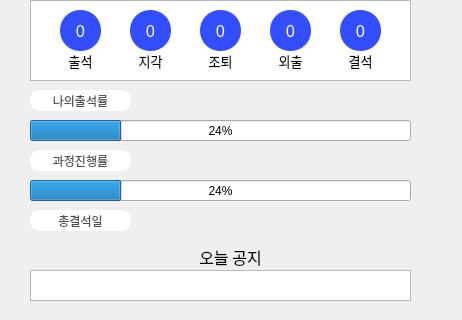
Old version of the form ui/main.ui in the repository dustn011/indivisual_Project1; both pictures show x 0 to 462 and y 250 to 570 of the 462 by 653 pixel window.
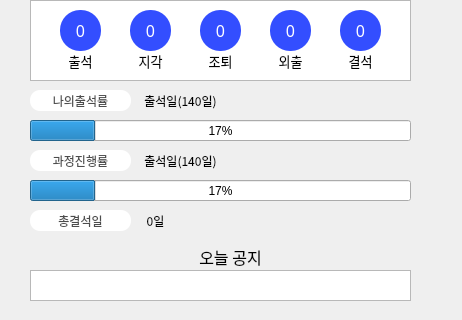
New version of the form. The open tabs and pages were chosen to show the change.

Commit message: 230112 progressbar 개발

```diff
--- a/ui/main.ui
+++ b/ui/main.ui
@@ -680,6 +680,9 @@
        <height>21</height>
       </rect>
      </property>
+     <property name="maximum">
+      <number>140</number>
+     </property>
      <property name="value">
       <number>24</number>
      </property>
@@ -961,6 +964,9 @@
        <height>21</height>
       </rect>
      </property>
+     <property name="maximum">
+      <number>140</number>
+     </property>
      <property name="value">
       <number>24</number>
      </property>
@@ -1262,6 +1268,69 @@
       <set>Qt::AlignCenter</set>
      </property>
     </widget>
+    <widget class="QLabel" name="lbl_myattandance">
+     <property name="geometry">
+      <rect>
+       <x>130</x>
+       <y>340</y>
+       <width>101</width>
+       <height>21</height>
+      </rect>
+     </property>
+     <property name="font">
+      <font>
+       <family>맑은 고딕</family>
+      </font>
+     </property>
+     <property name="text">
+      <string>출석일(140일)</string>
+     </property>
+     <property name="alignment">
+      <set>Qt::AlignCenter</set>
+     </property>
+    </widget>
+    <widget class="QLabel" name="lbl_course">
+     <property name="geometry">
+      <rect>
+       <x>130</x>
+       <y>400</y>
+       <width>101</width>
+       <height>21</height>
+      </rect>
+     </property>
+     <property name="font">
+      <font>
+       <family>맑은 고딕</family>
+      </font>
+     </property>
+     <property name="text">
+      <string>출석일(140일)</string>
+     </property>
+     <property name="alignment">
+      <set>Qt::AlignCenter</set>
+     </property>
+    </widget>
+    <widget class="QLabel" name="lbl_absentDay">
+     <property name="geometry">
+      <rect>
+       <x>130</x>
+       <y>460</y>
+       <width>51</width>
+       <height>21</height>
+      </rect>
+     </property>
+     <property name="font">
+      <font>
+       <family>맑은 고딕</family>
+      </font>
+     </property>
+     <property name="text">
+      <string>0일</string>
+     </property>
+     <property name="alignment">
+      <set>Qt::AlignCenter</set>
+     </property>
+    </widget>
     <zorder>attandance_background_box</zorder>
     <zorder>HRDheader_trainingcourse</zorder>
     <zorder>label_15</zorder>
```
Left out of the diff: 5 changed lines with no effect on the pictures. The commit also changes 1 other file.
